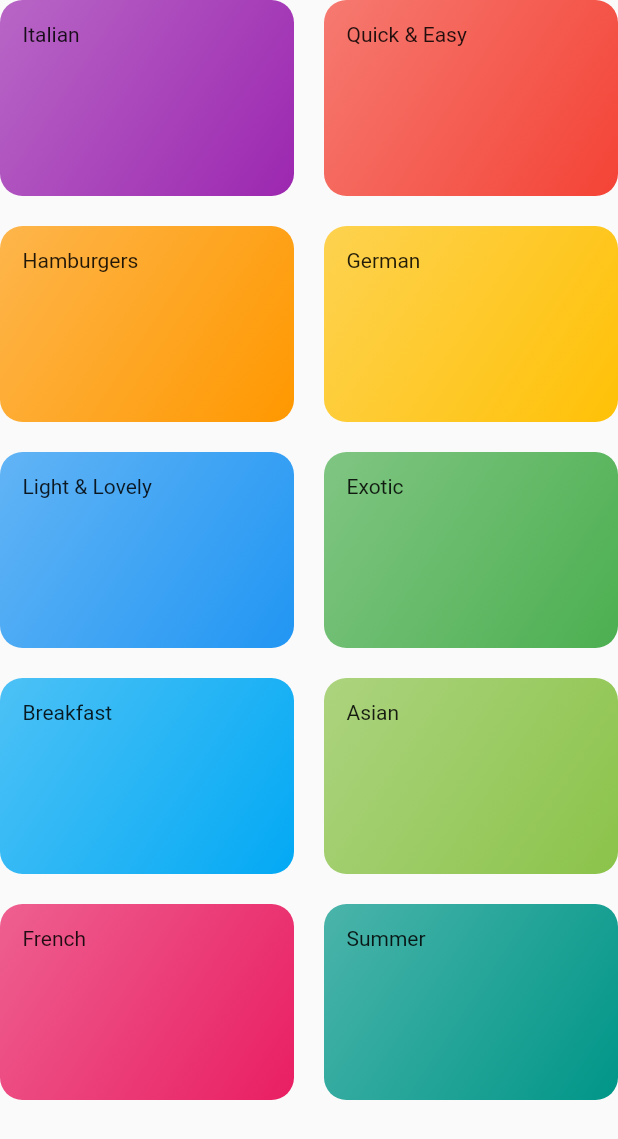
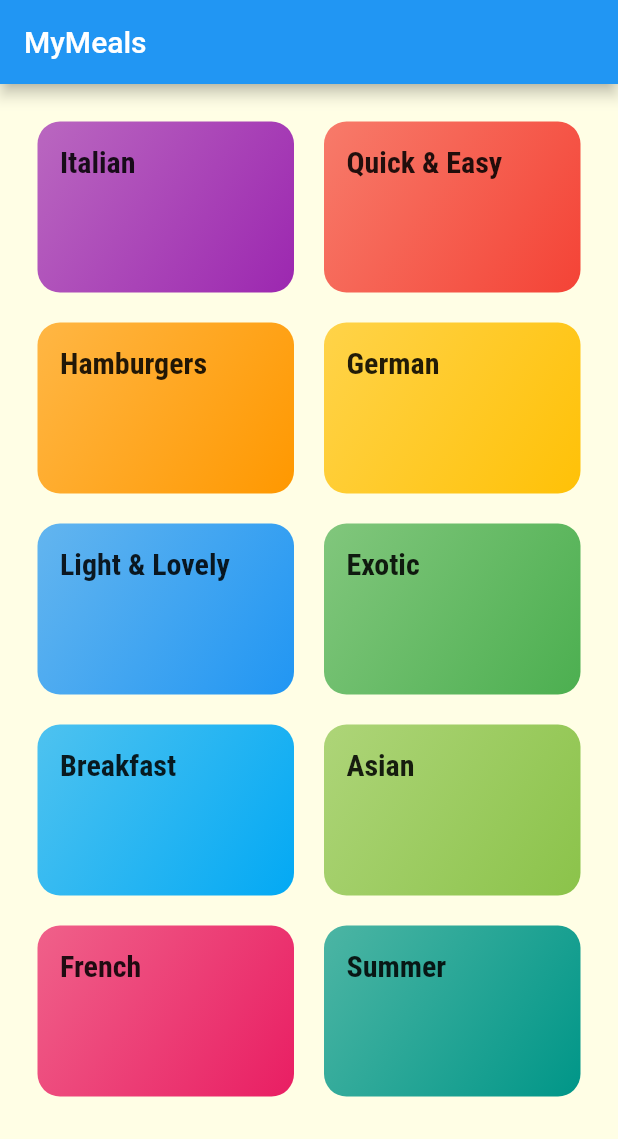
Before and after one commit to rLukes/my_meals, a Flutter app: the screen it shows after launch, on a phone screen of 412 x 824 dp. Shown: the top 1139 px of the screen. Run offline on Flutter 3.47's test engine with Material 2 defaults, Android fonts, the phone set to English and light mode, and no system bars; Roboto replaces fonts that are missing (Railway).

Commit message:
added font and style

```diff
--- a/lib/categories_screen.dart
+++ b/lib/categories_screen.dart
@@ -6,7 +6,11 @@ class CategoriesScreen extends StatelessWidget {
   @override
   Widget build(BuildContext context) {
     return Scaffold(
+      appBar: AppBar(
+        title: const Text("MyMeals"),
+      ),
       body: GridView(
+        padding: const EdgeInsets.all(25),
         children: DUMMY_CATEGORIES
             .map((catData) => CategoryItem(catData.title, catData.color))
             .toList(),
--- a/lib/category_item.dart
+++ b/lib/category_item.dart
@@ -10,7 +10,7 @@ class CategoryItem extends StatelessWidget {
   Widget build(BuildContext context) {
     return Container(
       padding: const EdgeInsets.all(15),
-      child: Text(title),
+      child: Text(title, style: Theme.of(context).textTheme.title),
       decoration: BoxDecoration(
           gradient: LinearGradient(
               colors: [color.withOpacity(0.7), color],
--- a/lib/main.dart
+++ b/lib/main.dart
@@ -1,7 +1,7 @@
 import 'package:flutter/material.dart';
 import './categories_screen.dart';
 
-void main(){
+void main() {
   runApp(MyMealsApp());
 }
 
@@ -11,7 +11,19 @@ class MyMealsApp extends StatelessWidget {
     return MaterialApp(
       title: 'MyMeals',
       theme: ThemeData(
-        primaryColor: Colors.blue
+          fontFamily: 'Railway',
+          primaryColor: Colors.blue,
+          accentColor: Colors.amber,
+          canvasColor: Color.fromRGBO(255, 254, 229, 1),
+          textTheme: ThemeData.light().textTheme.copyWith(
+              body1: TextStyle(color: Color.fromRGBO(20, 51,51,1)),
+              body2: TextStyle(color: Color.fromRGBO(20,51,51,1)),
+            title: TextStyle(
+              fontSize: 20,
+              fontFamily: 'RobotoCondensed',
+              fontWeight: FontWeight.bold
+            )
+          ),
       ),
       home: CategoriesScreen(),
     );
```
Also changed, not shown: pubspec.yaml (+17 -6 lines), assets/fonts/Raleway-Black.ttf (added), assets/fonts/Raleway-Bold.ttf (added), assets/fonts/Raleway-Regular.ttf (added), assets/fonts/RobotoCondensed-Bold.ttf (added), assets/fonts/RobotoCondensed-Italic.ttf (added), assets/fonts/RobotoCondensed-Light.ttf (added), assets/fonts/RobotoCondensed-Regular.ttf (added).
